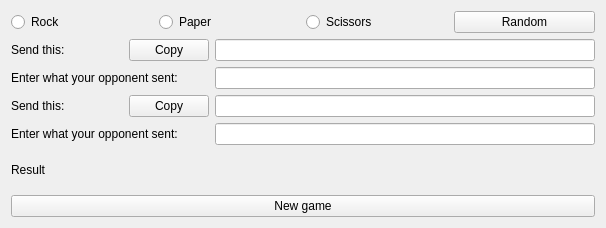
First picture: the form in ui/mainwindow.ui, repository bit-fag/rpsqt, before the edit.
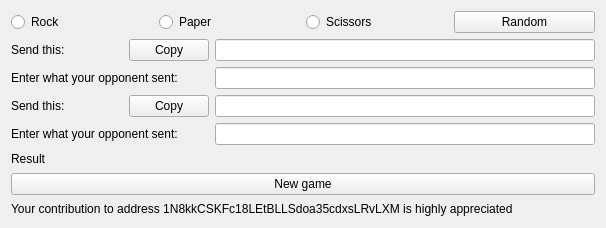
Second picture: the form after the edit. Icons and pictures are not drawn.

Commit message:
Contributions label is shown together with result
Plase, contribute to 1N8kkCSKFc18LEtBLLSdoa35cdxsLRvLXM

```diff
--- a/ui/mainwindow.ui
+++ b/ui/mainwindow.ui
@@ -24,7 +24,7 @@
     <normaloff>:/img/icon_scissors.png</normaloff>:/img/icon_scissors.png</iconset>
   </property>
   <widget class="QWidget" name="centralWidget">
-   <layout class="QVBoxLayout" name="verticalLayout" stretch="0,1,0,0">
+   <layout class="QVBoxLayout" name="verticalLayout" stretch="0,1,0,0,0">
     <item>
      <layout class="QHBoxLayout" name="choiceLayout">
       <item>
@@ -198,6 +198,21 @@
       </property>
      </widget>
     </item>
+    <item>
+     <widget class="QLabel" name="donateLabel">
+      <property name="toolTip">
+       <string>Contributions let me work at things like this
+instead of earning money IRL.
+More contributions =&gt; more funny applications</string>
+      </property>
+      <property name="text">
+       <string>Your contribution to address 1N8kkCSKFc18LEtBLLSdoa35cdxsLRvLXM is highly appreciated</string>
+      </property>
+      <property name="textInteractionFlags">
+       <set>Qt::LinksAccessibleByMouse|Qt::TextSelectableByMouse</set>
+      </property>
+     </widget>
+    </item>
    </layout>
   </widget>
  </widget>
```
The commit also changes 1 other file.
